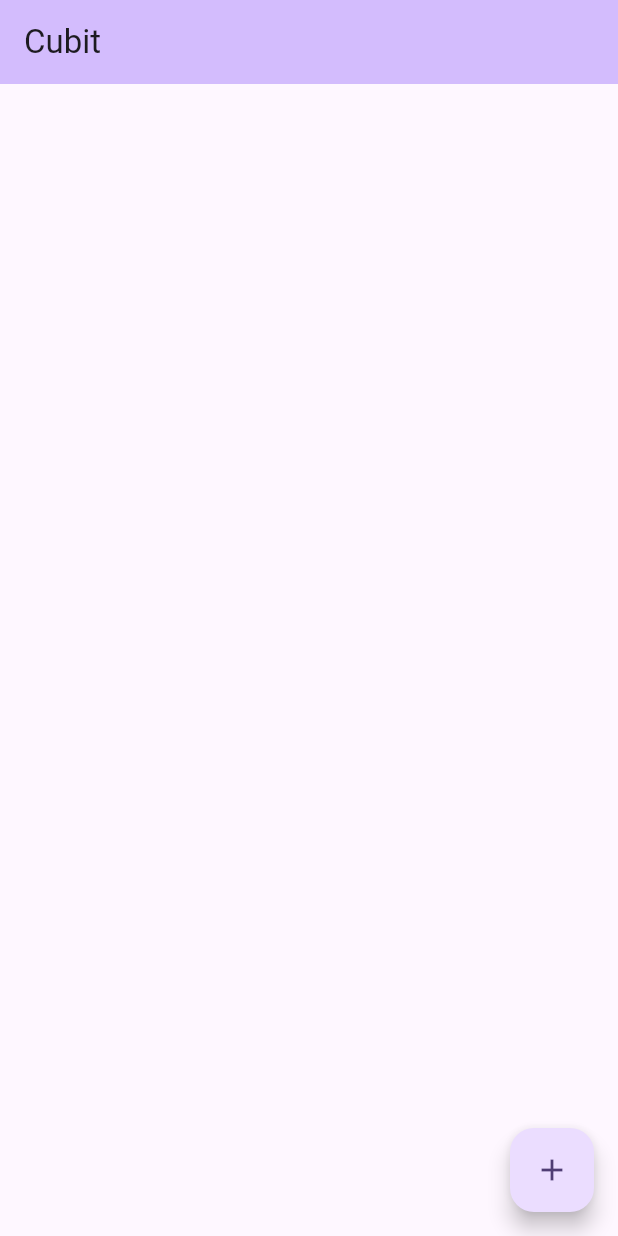
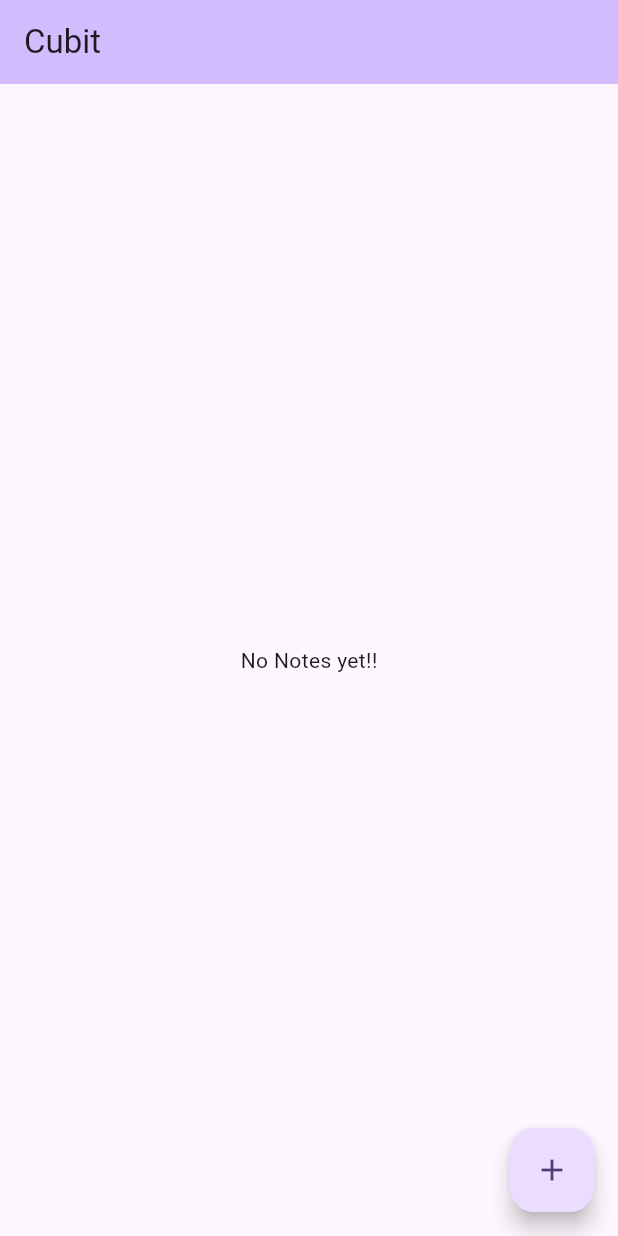
Before and after one commit to raunak2909/cubit173, a Flutter app: the screen it shows after launch, on a phone screen of 412 x 824 dp. Run offline on Flutter 3.47's test engine with Material 3 defaults, Android fonts, the phone set to English and light mode, and no system bars; our stand-ins replace flutter_bloc.

Commit message:
List<Map<String, dynamic>> handled with cubit adding loading loaded and error

```diff
--- a/lib/list_state.dart
+++ b/lib/list_state.dart
@@ -1,4 +1,8 @@
 class ListState{
   List<Map<String, dynamic>> mData;
-  ListState({required this.mData});
+  bool isLoading;
+  bool isError;
+  String errorMsg;
+
+  ListState({required this.mData, this.isLoading = false, this.isError = false, this.errorMsg = ""});
 }
--- a/lib/main.dart
+++ b/lib/main.dart
@@ -55,7 +55,13 @@ class MyHomePage extends StatelessWidget {
       body: BlocBuilder<ListCubit, ListState>(
         builder: (_, state) {
           var dataFromCubit = state.mData;
-          return ListView.builder(
+          if(state.isLoading){
+            return Center(child: CircularProgressIndicator());
+          }
+          if(state.isError){
+            return Center(child: Text('${state.errorMsg}', style: TextStyle(color: Colors.red),),);
+          }
+          return state.mData.isNotEmpty ? ListView.builder(
               itemCount: dataFromCubit.length,
               itemBuilder: (_, index) {
                 return ListTile(
@@ -64,10 +70,10 @@ class MyHomePage extends StatelessWidget {
                         context,
                         MaterialPageRoute(
                           builder: (context) => NextPage(
-                            isUpdate: true,
-                            mIndex: index,
-                            mTitle: '${dataFromCubit[index]['title']}',
-                            mDesc: '${dataFromCubit[index]['desc']}'
+                              isUpdate: true,
+                              mIndex: index,
+                              mTitle: '${dataFromCubit[index]['title']}',
+                              mDesc: '${dataFromCubit[index]['desc']}'
                           ),
                         ));
                   },
@@ -80,7 +86,7 @@ class MyHomePage extends StatelessWidget {
                     icon: Icon(Icons.delete, color: Colors.red,),
                   ),
                 );
-              });
+              }) : Center(child: Text('No Notes yet!!'),);
         },
       ),
       floatingActionButton: FloatingActionButton(
```
Also changed, not shown: lib/list_cubit.dart (+17 -3 lines).
